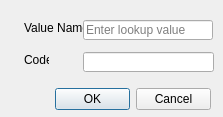
This is ui/wizard/ui_lookup_value.ui in gltn/stdm as Qt 5 draws it before an edit. The edited form follows.
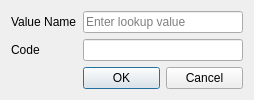
This is the edited form.

Commit message: Added layouts on all property editors

```diff
--- a/ui/wizard/ui_lookup_value.ui
+++ b/ui/wizard/ui_lookup_value.ui
@@ -6,38 +6,16 @@
    <rect>
     <x>0</x>
     <y>0</y>
-    <width>223</width>
-    <height>117</height>
+    <width>249</width>
+    <height>95</height>
    </rect>
   </property>
   <property name="windowTitle">
    <string>Lookup value</string>
   </property>
-  <widget class="QDialogButtonBox" name="buttonBox">
-   <property name="geometry">
-    <rect>
-     <x>55</x>
-     <y>88</y>
-     <width>156</width>
-     <height>23</height>
-    </rect>
-   </property>
-   <property name="orientation">
-    <enum>Qt::Horizontal</enum>
-   </property>
-   <property name="standardButtons">
-    <set>QDialogButtonBox::Cancel|QDialogButtonBox::Ok</set>
-   </property>
-  </widget>
+  <layout class="QFormLayout" name="formLayout">
+   <item row="0" column="0">
   <widget class="QLabel" name="label">
-   <property name="geometry">
-    <rect>
-     <x>24</x>
-     <y>20</y>
-     <width>60</width>
-     <height>16</height>
-    </rect>
-   </property>
    <property name="minimumSize">
     <size>
      <width>60</width>
@@ -48,48 +26,42 @@
     <string>Value Name</string>
    </property>
   </widget>
-  <widget class="QLineEdit" name="edtCode">
-   <property name="geometry">
-    <rect>
-     <x>83</x>
-     <y>52</y>
-     <width>131</width>
-     <height>20</height>
-    </rect>
-   </property>
-   <property name="maximumSize">
-    <size>
-     <width>200</width>
-     <height>16777215</height>
-    </size>
-   </property>
-  </widget>
-  <widget class="QLabel" name="label_2">
-   <property name="geometry">
-    <rect>
-     <x>24</x>
-     <y>52</y>
-     <width>25</width>
-     <height>16</height>
-    </rect>
-   </property>
-   <property name="text">
-    <string>Code</string>
-   </property>
-  </widget>
+   </item>
+   <item row="0" column="1">
   <widget class="QLineEdit" name="edtValue">
-   <property name="geometry">
-    <rect>
-     <x>83</x>
-     <y>20</y>
-     <width>130</width>
-     <height>20</height>
-    </rect>
-   </property>
    <property name="placeholderText">
     <string>Enter lookup value</string>
    </property>
   </widget>
+   </item>
+   <item row="1" column="0">
+    <widget class="QLabel" name="label_2">
+     <property name="text">
+      <string>Code</string>
+     </property>
+    </widget>
+   </item>
+   <item row="1" column="1">
+    <widget class="QLineEdit" name="edtCode">
+     <property name="maximumSize">
+      <size>
+       <width>16777215</width>
+       <height>16777215</height>
+      </size>
+     </property>
+    </widget>
+   </item>
+   <item row="2" column="1">
+    <widget class="QDialogButtonBox" name="buttonBox">
+     <property name="orientation">
+      <enum>Qt::Horizontal</enum>
+     </property>
+     <property name="standardButtons">
+      <set>QDialogButtonBox::Cancel|QDialogButtonBox::Ok</set>
+     </property>
+    </widget>
+   </item>
+  </layout>
  </widget>
  <tabstops>
   <tabstop>edtValue</tabstop>
```
Lines whose indentation alone changed are shown as unchanged. The commit also changes 20 other files.
